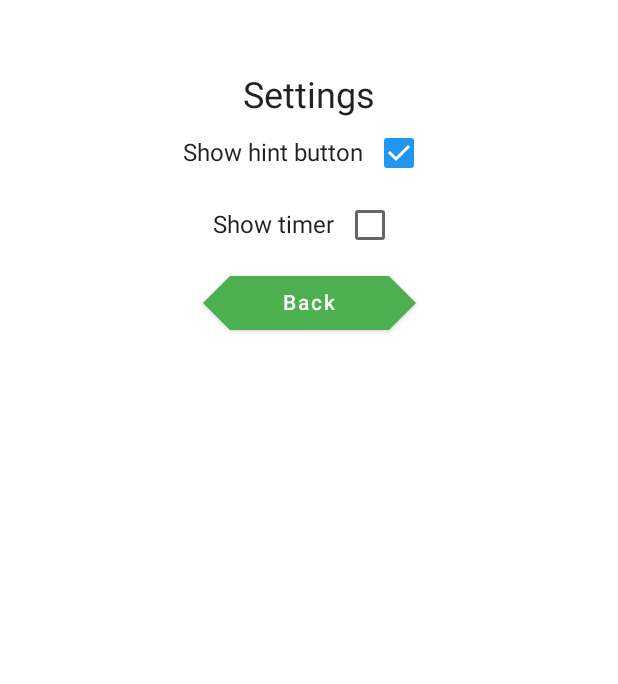
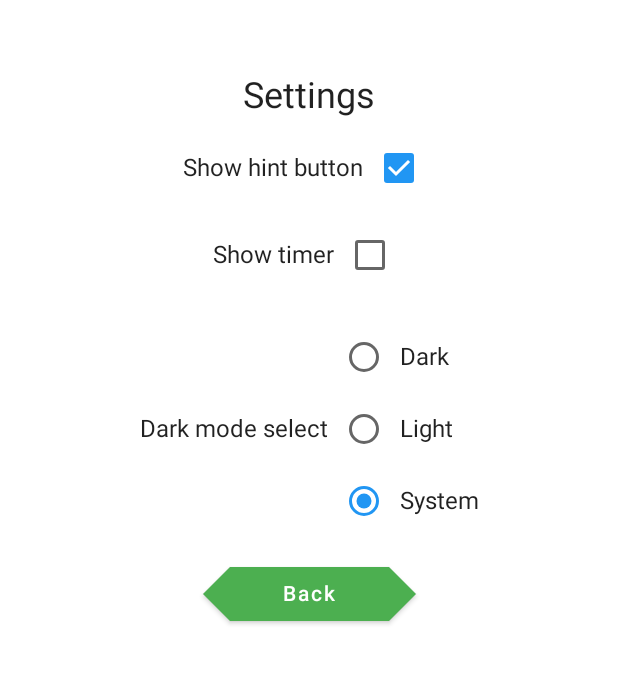
Before and after one commit to markus-vesetrud/HexudokuAndroid, an Android app built with Jetpack Compose: the screen it shows after launch (MainActivity), after a tap on "Settings", on a phone screen of 412 x 824 dp, the part 107-791 px from its top. Run offline under Robolectric (Android 15) with nearby library versions, the phone set to English and light mode, and no system bars.

Commit message:
Add theme select setting

```diff
--- a/app/src/main/java/com/example/hexudoku/MainActivity.kt
+++ b/app/src/main/java/com/example/hexudoku/MainActivity.kt
@@ -7,7 +7,9 @@ import android.content.pm.ActivityInfo
 import android.os.Bundle
 import androidx.activity.ComponentActivity
 import androidx.activity.compose.setContent
+import androidx.compose.foundation.isSystemInDarkTheme
 import androidx.compose.foundation.layout.*
+import androidx.compose.foundation.selection.selectable
 import androidx.compose.foundation.shape.CutCornerShape
 import androidx.compose.material.*
 import androidx.compose.runtime.*
@@ -28,13 +30,34 @@ class MainActivity : ComponentActivity() {
     override fun onCreate(savedInstanceState: Bundle?) {
         super.onCreate(savedInstanceState)
         setContent {
-            HexSudokuTheme {
+
+            // Settings:
+            val (showHint, onShowHintChange) = remember {
+                mutableStateOf(true)
+            }
+            val (showTimer, onShowTimerChange) = remember {
+                mutableStateOf(false)
+            }
+            val themeOptions = listOf("dark", "light", "system")
+            val (selectedTheme, onThemeSelect) = remember {
+                mutableStateOf(themeOptions[2])
+            }
+
+            HexSudokuTheme(darkTheme = when(selectedTheme) {
+                "dark" -> true
+                "light" -> false
+                else -> isSystemInDarkTheme()
+            }) {
                 // A surface container using the 'background' color from the theme
                 Surface(
                     modifier = Modifier.fillMaxSize(),
                     color = MaterialTheme.colors.background
                 ) {
-                    MainContent()
+                    MainContent(
+                        showHint, onShowHintChange,
+                        showTimer, onShowTimerChange,
+                        themeOptions, selectedTheme, onThemeSelect
+                    )
                 }
             }
         }
@@ -42,7 +65,11 @@ class MainActivity : ComponentActivity() {
 }
 
 @Composable
-fun MainContent() {
+fun MainContent(
+    showHint: Boolean, onShowHintChange: (Boolean) -> Unit,
+    showTimer: Boolean, onShowTimerChange: (Boolean) -> Unit,
+    themeOptions: List<String>, selectedTheme: String, onThemeSelect: (String) -> Unit
+) {
     LockScreenOrientation(orientation = ActivityInfo.SCREEN_ORIENTATION_PORTRAIT)
     val navController = rememberNavController()
     var boardModel: BoardModel? by remember {
@@ -62,13 +89,7 @@ fun MainContent() {
             popUpTo("main menu") { inclusive = true }
         }
     }
-    // Settings:
-    var showHint by remember {
-        mutableStateOf(true)
-    }
-    var showTimer by remember {
-        mutableStateOf(false)
-    }
+
 
     NavHost(navController = navController, startDestination = "main menu") {
         composable("board") {
@@ -219,16 +240,43 @@ fun MainContent() {
         composable("settings") {
             CustomColumn {
                 Spacer(modifier = Modifier.height(50.dp))
-                // TODO Add settings for toggling hint button, darkMode, and timer
                 Text(text = "Settings", fontSize = 24.sp)
+                Spacer(modifier = Modifier.height(10.dp))
                 Row(verticalAlignment = Alignment.CenterVertically) {
                     Text(text = "Show hint button")
-                    Checkbox(checked = showHint, onCheckedChange = {showHint = it})
+                    Checkbox(checked = showHint, onCheckedChange = onShowHintChange)
                 }
+                Spacer(modifier = Modifier.height(10.dp))
                 Row(verticalAlignment = Alignment.CenterVertically) {
                     Text(text = "Show timer")
-                    Checkbox(checked = showTimer, onCheckedChange = {showTimer = it})
+                    Checkbox(checked = showTimer, onCheckedChange = onShowTimerChange)
                 }
+                Spacer(modifier = Modifier.height(20.dp))
+                Row(verticalAlignment = Alignment.CenterVertically) {
+                    Text(text = "Dark mode select")
+                    Column() {
+                        themeOptions.forEach { text ->
+                            Row(
+                                verticalAlignment = Alignment.CenterVertically,
+                                modifier = Modifier.selectable(
+                                    selected = (text == selectedTheme),
+                                    onClick = { onThemeSelect(text) }
+                                )
+                            ) {
+                                RadioButton(
+                                    selected = (text == selectedTheme),
+                                    onClick = { onThemeSelect(text) }
+                                )
+                                Text(text = stringResource(when(text) {
+                                    "light" -> R.string.setting_light
+                                    "dark" -> R.string.setting_dark
+                                    else -> R.string.setting_system
+                                }))
+                            }
+                        }
+                    }
+                }
+                Spacer(modifier = Modifier.height(10.dp))
                 HexButton(onClick = { navController.navigate("main menu") {
                     popUpTo("main menu") { inclusive = true }
                 } }, text = "Back")
@@ -263,6 +311,12 @@ fun CustomColumn(modifier: Modifier = Modifier.fillMaxSize(), content: @Composab
 
 @Composable
 fun LockScreenOrientation(orientation: Int) {
+    fun Context.findActivity(): Activity? = when (this) {
+        is Activity -> this
+        is ContextWrapper -> baseContext.findActivity()
+        else -> null
+    }
+
     val context = LocalContext.current
     DisposableEffect(Unit) {
         val activity = context.findActivity() ?: return@DisposableEffect onDispose {}
@@ -274,9 +328,3 @@ fun LockScreenOrientation(orientation: Int) {
         }
     }
 }
-
-fun Context.findActivity(): Activity? = when (this) {
-    is Activity -> this
-    is ContextWrapper -> baseContext.findActivity()
-    else -> null
-}
--- a/app/src/main/res/values/strings.xml
+++ b/app/src/main/res/values/strings.xml
@@ -19,6 +19,10 @@
     <string name="Tutorial4">
         … aaand only different numbers in the direction of this line.
     </string>
+    <string name="setting_light">Light</string>
+    <string name="setting_dark">Dark</string>
+    <string name="setting_system">System</string>
+
 
     <string name="About">
         This app showcases a variant of sudoku that makes use of hexagons instead of squares.
```
